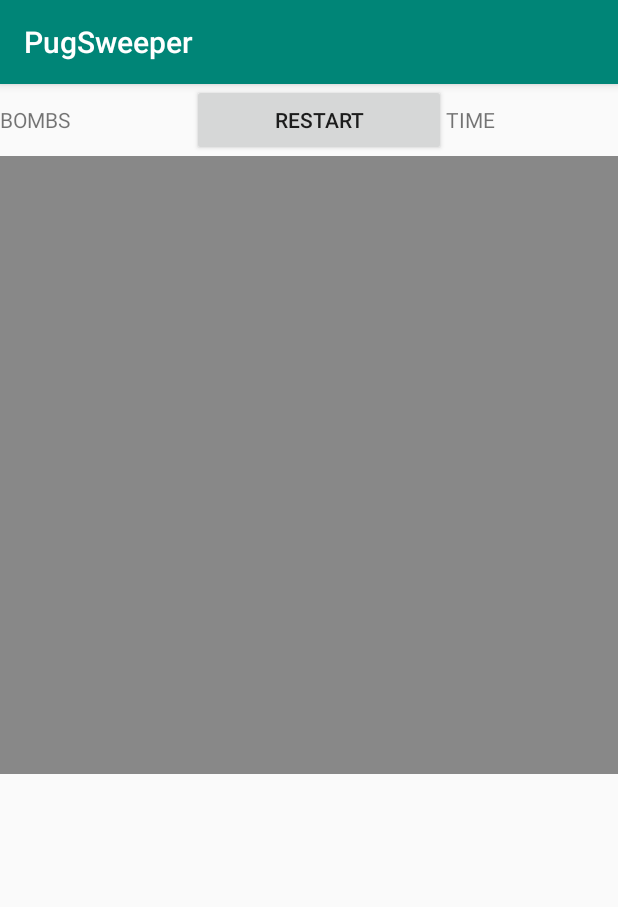
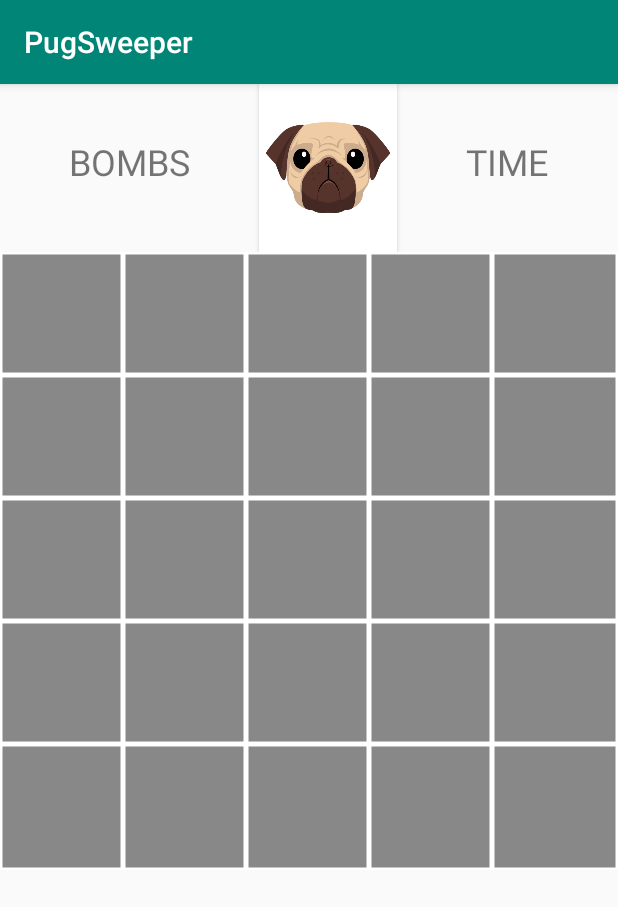
Before and after one commit to Szofiia/MobWeb-FirstSmall, an Android app: the screen it shows after launch (MainActivity), on a phone screen of 412 x 824 dp. Shown: the top 907 px of the screen. Run offline under Robolectric (Android 15) with nearby library versions, the phone set to English and light mode, and no system bars.

Commit message:
add default layout and UI

```diff
--- a/app/src/main/java/hu/bme/aut/pugsweeper/view/PugSweeperView.kt
+++ b/app/src/main/java/hu/bme/aut/pugsweeper/view/PugSweeperView.kt
@@ -3,7 +3,6 @@ package hu.bme.aut.pugsweeper.view
 import android.content.Context
 import android.graphics.*
 import android.util.AttributeSet
-import android.view.MotionEvent
 import android.view.View
 import hu.bme.aut.pugsweeper.R
 
@@ -17,9 +16,9 @@ class PugSweeperView(contex: Context?, attrs: AttributeSet?): View(contex, attrs
         contex?.resources,
         R.drawable.mine)
 
-    var binPic = BitmapFactory.decodeResource(
+    var flagPic = BitmapFactory.decodeResource(
         contex?.resources,
-        R.drawable.bin)
+        R.drawable.flag)
 
     init {
         paintBackground.color = Color.GRAY
@@ -38,8 +37,8 @@ class PugSweeperView(contex: Context?, attrs: AttributeSet?): View(contex, attrs
 
         paintText.textSize = height / 5f
 
-        binPic = Bitmap
-            .createScaledBitmap(binPic, width / 5, height / 5, false)
+        flagPic = Bitmap
+            .createScaledBitmap(flagPic, width / 5, height / 5, false)
         minePic = Bitmap
             .createScaledBitmap(minePic, width / 5, height / 5, false)
     }
@@ -48,6 +47,32 @@ class PugSweeperView(contex: Context?, attrs: AttributeSet?): View(contex, attrs
         super.onDraw(canvas)
 
         canvas?.drawRect(0f, 0f, width.toFloat(), height.toFloat(), paintBackground)
+        drawBoard(canvas);
+    }
+
+    private fun drawBoard(canvas: Canvas?) {
+        val sizeOfGap = (height / 5).toFloat();
+
+        // Board border
+        canvas?.drawRect(0f, 0f, width.toFloat(), height.toFloat(), paintLine)
+
+        // Horizontal lines
+        canvas?.drawLine(0f, sizeOfGap, width.toFloat(), sizeOfGap, paintLine)
+        canvas?.drawLine(0f, 2 * sizeOfGap,
+            width.toFloat(), 2 * sizeOfGap, paintLine)
+        canvas?.drawLine(0f, 3 * sizeOfGap,
+            width.toFloat(), 3 * sizeOfGap, paintLine)
+        canvas?.drawLine(0f, 4 * sizeOfGap,
+            width.toFloat(), 4 * sizeOfGap, paintLine)
+
+        // Vertical lines
+        canvas?.drawLine(sizeOfGap, 0f, sizeOfGap, height.toFloat(), paintLine)
+        canvas?.drawLine(2 * sizeOfGap, 0f,
+            2 * sizeOfGap, height.toFloat(), paintLine)
+        canvas?.drawLine(3 * sizeOfGap, 0f,
+            3 * sizeOfGap, height.toFloat(), paintLine)
+        canvas?.drawLine(4 * sizeOfGap, 0f,
+            4 * sizeOfGap, height.toFloat(), paintLine)
     }
 
     override fun onMeasure(widthMeasureSpec: Int, heightMeasureSpec: Int) {
@@ -57,4 +82,29 @@ class PugSweeperView(contex: Context?, attrs: AttributeSet?): View(contex, attrs
         val dim = if (w == 0) h else if (h == 0) w else if (w < h) w else h
         setMeasuredDimension(dim, dim)
     }
+
+    private fun drawFlag(canvas: Canvas?, x: Int, y: Int) {
+        val sizeOfGap = (height / 5);
+        val gapRect = Rect(x * sizeOfGap, y * sizeOfGap,
+            (x + 1) * sizeOfGap, (y + 1) * sizeOfGap)
+
+        canvas?.drawBitmap(flagPic, null, gapRect, null)
+    }
+
+    private fun drawMine(canvas: Canvas?, x: Int, y: Int) {
+        val sizeOfGap = (height / 5);
+        val gapRect = Rect(x * sizeOfGap, y * sizeOfGap,
+            (x + 1) * sizeOfGap, (y + 1) * sizeOfGap)
+
+        canvas?.drawBitmap(minePic, null, gapRect, null)
+    }
+
+    private fun drawNum(canvas: Canvas?, x: Int, y: Int, num: Short) {
+        val sizeOfGap = (height / 5).toFloat();
+        val sizeOfPadding = 20;
+
+        canvas?.drawText(num.toString(), x * sizeOfGap + sizeOfPadding,
+            (y + 1) * sizeOfGap - sizeOfPadding, paintText)
+    }
+
 }
--- a/app/src/main/res/layout/activity_main.xml
+++ b/app/src/main/res/layout/activity_main.xml
@@ -23,20 +23,26 @@
                     android:layout_width="wrap_content"
                     android:layout_height="wrap_content"
                     android:layout_weight="1"
+                    android:textAlignment="center"
+                    android:gravity="center_horizontal"
+                    android:textSize="24sp"
                     android:text="BOMBS" />
 
             <Button
                     android:id="@+id/pugButton"
-                    android:layout_width="wrap_content"
-                    android:layout_height="wrap_content"
+                    android:layout_height="112dp"
+                    android:layout_width="0dp"
                     android:layout_weight="1"
-                    android:text="Restart" />
+                    android:background="@drawable/pug" />
 
             <TextView
                     android:id="@+id/elapsTimeTxt"
                     android:layout_width="wrap_content"
                     android:layout_height="wrap_content"
                     android:layout_weight="1"
+                    android:textAlignment="center"
+                    android:gravity="center_horizontal"
+                    android:textSize="24sp"
                     android:text="TIME" />
         </LinearLayout>
 
```
Also changed, not shown: app/src/main/res/drawable/bin.png (deleted), app/src/main/res/drawable/flag.png (added), app/src/main/res/drawable/mine.png, app/src/main/res/drawable/pug.png.
